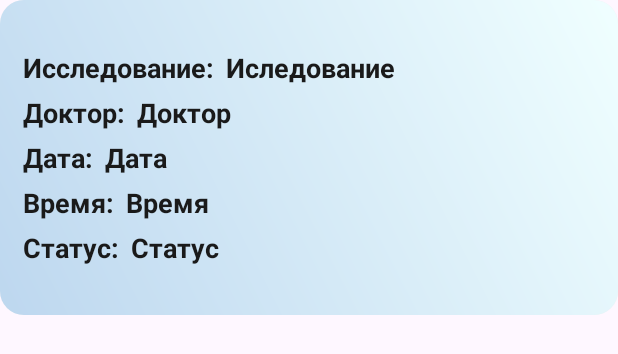
After one commit to Yunochhi/PrototypeONKOR_v1.1, an Android app: the layout appointment_items.xml on its own in the app's theme, with its tools: preview values and no code run, on a phone screen of 412 x 824 dp. The commit adds this screen. Shown: the top 354 px of the screen. Run offline under Robolectric (Android 15) with nearby library versions, the phone set to English and light mode, and no system bars; network calls fail.

Commit message:
addAppointments

```diff
--- a/app/src/main/java/com/example/prototypeonkor/Activity/MainActivity.kt
+++ b/app/src/main/java/com/example/prototypeonkor/Activity/MainActivity.kt
@@ -11,6 +11,7 @@ import androidx.core.app.NotificationCompat
 import androidx.fragment.app.Fragment
 import androidx.lifecycle.lifecycleScope
 import com.example.prototypeonkor.APIService.*
+import com.example.prototypeonkor.Class.Notification
 import com.example.prototypeonkor.Class.RetrofitInstance
 import com.example.prototypeonkor.Fragments.*
 import com.example.prototypeonkor.R
@@ -33,7 +34,9 @@ class MainActivity : AppCompatActivity() {
         setContentView(binding.root)
         createNotificationChannel()
 
-        lifecycleScope.launch { pullNotifRec() }
+        lifecycleScope.launch {
+            pullNotifRec()
+        }
 
         binding.actionBtn.setOnClickListener { startActivity(Intent(this, ProfileActivity::class.java)) }
         binding.notificationsBtn.setOnClickListener { startActivity(Intent(this, NotificationActivity::class.java)) }
--- a/app/src/main/java/com/example/prototypeonkor/Adapters/NotificationsAdapter.kt
+++ b/app/src/main/java/com/example/prototypeonkor/Adapters/NotificationsAdapter.kt
@@ -5,7 +5,7 @@ import android.view.View
 import android.view.ViewGroup
 import android.widget.TextView
 import androidx.recyclerview.widget.RecyclerView
-import com.example.prototypeonkor.APIService.Notification
+import com.example.prototypeonkor.Class.Notification
 import com.example.prototypeonkor.R
 
 class NotificationsAdapter(private val notifications: List<Notification>) : RecyclerView.Adapter<NotificationsAdapter.ViewHolder>() {
--- /dev/null
+++ b/app/src/main/java/com/example/prototypeonkor/Class/Notification.kt
@@ -0,0 +1,6 @@
+package com.example.prototypeonkor.Class
+
+data class Notification(
+    val header: String,
+    val description: String
+)
--- /dev/null
+++ b/app/src/main/res/layout/appointment_items.xml
@@ -0,0 +1,145 @@
+<?xml version="1.0" encoding="utf-8"?>
+<androidx.constraintlayout.widget.ConstraintLayout
+    xmlns:android="http://schemas.android.com/apk/res/android"
+    xmlns:app="http://schemas.android.com/apk/res-auto"
+    android:layout_width="match_parent"
+    android:layout_height="wrap_content"
+    android:layout_marginBottom="15dp"
+    android:background="@xml/mainfone"
+    app:layout_constraintEnd_toEndOf="parent"
+    app:layout_constraintStart_toStartOf="parent"
+    app:layout_constraintTop_toTopOf="parent">
+
+    <LinearLayout
+        android:layout_width="match_parent"
+        android:layout_height="210dp"
+        android:background="@xml/fragmentinfo"
+        android:gravity="center_vertical"
+        android:orientation="vertical"
+        android:paddingHorizontal="15dp"
+        app:layout_constraintEnd_toEndOf="parent"
+        app:layout_constraintStart_toStartOf="parent"
+        app:layout_constraintTop_toTopOf="parent">
+        <LinearLayout
+            android:layout_width="match_parent"
+            android:layout_height="wrap_content"
+            android:orientation="horizontal">
+            <TextView
+                android:id="@+id/investigationLabel"
+                android:layout_width="wrap_content"
+                android:layout_height="wrap_content"
+                android:text="Исследование:"
+                android:textColor="@color/white"
+                android:textSize="18sp"
+                android:textStyle="bold" />
+            <TextView
+                android:id="@+id/investigationView"
+                android:layout_width="match_parent"
+                android:layout_height="wrap_content"
+                android:layout_marginStart="8dp"
+                android:text="Иследование"
+                android:textColor="@color/white"
+                android:textSize="18sp"
+                android:textStyle="bold" />
+        </LinearLayout>
+        <LinearLayout
+            android:layout_width="match_parent"
+            android:layout_height="wrap_content"
+            android:orientation="horizontal"
+            android:layout_marginTop="5dp">
+
+            <TextView
+                android:id="@+id/doctorLabel"
+                android:layout_width="wrap_content"
+                android:layout_height="wrap_content"
+                android:text="Доктор:"
+                android:textColor="@color/white"
+                android:textSize="18sp"
+                android:textStyle="bold" />
+            <TextView
+                android:id="@+id/doctorView"
+                android:layout_width="match_parent"
+                android:layout_height="wrap_content"
+                android:layout_marginStart="8dp"
+                android:text="Доктор"
+                android:textColor="@color/white"
+                android:textSize="18sp"
+                android:textStyle="bold" />
+        </LinearLayout>
+        <LinearLayout
+            android:layout_width="match_parent"
+            android:layout_height="wrap_content"
+            android:orientation="horizontal"
+            android:layout_marginTop="5dp"
+            >
+            <TextView
+                android:id="@+id/dateLabel"
+                android:layout_width="wrap_content"
+                android:layout_height="wrap_content"
+                android:text="Дата:"
+                android:textColor="@color/white"
+                android:textSize="18sp"
+                android:textStyle="bold" />
+
+            <TextView
+                android:id="@+id/dateView"
+                android:layout_width="match_parent"
+                android:layout_height="wrap_content"
+                android:layout_marginStart="8dp"
+                android:text="Дата"
+                android:textColor="@color/white"
+                android:textSize="18sp"
+                android:textStyle="bold"
+                app:layout_constraintEnd_toEndOf="parent" />
+        </LinearLayout>
+        <LinearLayout
+            android:layout_width="match_parent"
+            android:layout_height="wrap_content"
+            android:orientation="horizontal"
+            android:layout_marginTop="5dp"
+            >
+
+            <TextView
+                android:id="@+id/timeLabel"
+                android:layout_width="wrap_content"
+                android:layout_height="wrap_content"
+                android:text="Время:"
+                android:textColor="@color/white"
+                android:textSize="18sp"
+                android:textStyle="bold" />
+
+            <TextView
+                android:id="@+id/timeView"
+                android:layout_width="match_parent"
+                android:layout_height="wrap_content"
+                android:layout_marginStart="8dp"
+                android:text="Время"
+                android:textColor="@color/white"
+                android:textSize="18sp"
+                android:textStyle="bold" />
+        </LinearLayout>
+        <LinearLayout
+            android:layout_width="match_parent"
+            android:layout_height="wrap_content"
+            android:orientation="horizontal"
+            android:layout_marginTop="5dp">
+            <TextView
+                android:id="@+id/StatusLabel"
+                android:layout_width="wrap_content"
+                android:layout_height="wrap_content"
+                android:text="Статус:"
+                android:textColor="@color/white"
+                android:textSize="18sp"
+                android:textStyle="bold" />
+            <TextView
+                android:id="@+id/StatusView"
+                android:layout_width="match_parent"
+                android:layout_height="wrap_content"
+                android:layout_marginStart="8dp"
+                android:text="Статус"
+                android:textColor="@color/white"
+                android:textSize="18sp"
+                android:textStyle="bold" />
+        </LinearLayout>
+    </LinearLayout>
+</androidx.constraintlayout.widget.ConstraintLayout>
```
Also changed, not shown: app/src/main/java/com/example/prototypeonkor/APIService/PatientApiService.kt (+5 -6 lines), app/src/main/java/com/example/prototypeonkor/Adapters/AppointmentAdapter.kt (added, +42 -0 lines), app/src/main/java/com/example/prototypeonkor/Adapters/AppointmentsMainAdapter.kt (renamed from app/src/main/java/com/example/prototypeonkor/Activity/ProfileActivity.kt, +29 -27 lines), app/src/main/java/com/example/prototypeonkor/Class/Appointment.kt (added, +13 -0 lines), app/src/main/java/com/example/prototypeonkor/Enum/AppointmentStatus.kt (added, +10 -0 lines), app/src/main/java/com/example/prototypeonkor/Fragments/MainFragment.kt (+37 -5 lines), app/src/main/java/com/example/prototypeonkor/Fragments/VisitsFragment.kt (+49 -0 lines), app/src/main/res/layout/fragment_main.xml (+8 -66 lines), app/src/main/res/layout/fragment_protocols.xml (+4 -8 lines), app/src/main/res/layout/fragment_visits.xml (+14 -4 lines), app/src/main/res/layout/main_visits_items.xml (added, +27 -0 lines).
